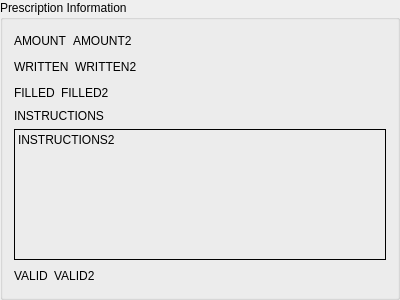
Above: src/db/prescriptiongroupbox.ui from kyledevans/Medicine-Track before the change. Below: the same form after it.
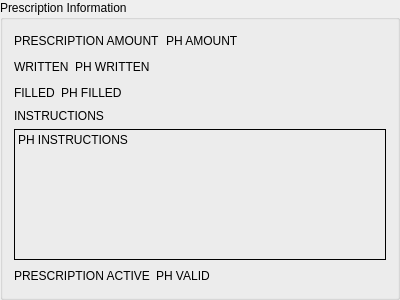
That is the form after the change.

The edit to the form file:
```diff
--- a/src/db/prescriptiongroupbox.ui
+++ b/src/db/prescriptiongroupbox.ui
@@ -19,14 +19,14 @@
      <item>
       <widget class="QLabel" name="amountTitle">
        <property name="text">
-        <string>AMOUNT</string>
+        <string comment="PRESCRIPTION AMOUNT DISPLAY LABEL">PRESCRIPTION AMOUNT</string>
        </property>
       </widget>
      </item>
      <item>
       <widget class="QLabel" name="amountLabel">
        <property name="text">
-        <string notr="true">AMOUNT2</string>
+        <string notr="true">PH AMOUNT</string>
        </property>
        <property name="textInteractionFlags">
         <set>Qt::LinksAccessibleByMouse|Qt::TextSelectableByMouse</set>
@@ -60,7 +60,7 @@
      <item>
       <widget class="QLabel" name="writtenLabel">
        <property name="text">
-        <string notr="true">WRITTEN2</string>
+        <string notr="true">PH WRITTEN</string>
        </property>
        <property name="textInteractionFlags">
         <set>Qt::LinksAccessibleByMouse|Qt::TextSelectableByMouse</set>
@@ -94,7 +94,7 @@
      <item>
       <widget class="QLabel" name="filledLabel">
        <property name="text">
-        <string notr="true">FILLED2</string>
+        <string notr="true">PH FILLED</string>
        </property>
        <property name="textInteractionFlags">
         <set>Qt::LinksAccessibleByMouse|Qt::TextSelectableByMouse</set>
@@ -137,7 +137,7 @@
         <enum>QFrame::Box</enum>
        </property>
        <property name="text">
-        <string notr="true">INSTRUCTIONS2</string>
+        <string notr="true">PH INSTRUCTIONS</string>
        </property>
        <property name="alignment">
         <set>Qt::AlignLeading|Qt::AlignLeft|Qt::AlignTop</set>
@@ -154,14 +154,14 @@
      <item>
       <widget class="QLabel" name="validTitle">
        <property name="text">
-        <string>VALID</string>
+        <string comment="PRESCRIPTION ACTIVE DISPLAY LABEL">PRESCRIPTION ACTIVE</string>
        </property>
       </widget>
      </item>
      <item>
       <widget class="QLabel" name="validLabel">
        <property name="text">
-        <string notr="true">VALID2</string>
+        <string notr="true">PH VALID</string>
        </property>
        <property name="textInteractionFlags">
         <set>Qt::LinksAccessibleByMouse|Qt::TextSelectableByMouse</set>
```
Left out of the diff: 36 changed lines with no effect on the pictures.
